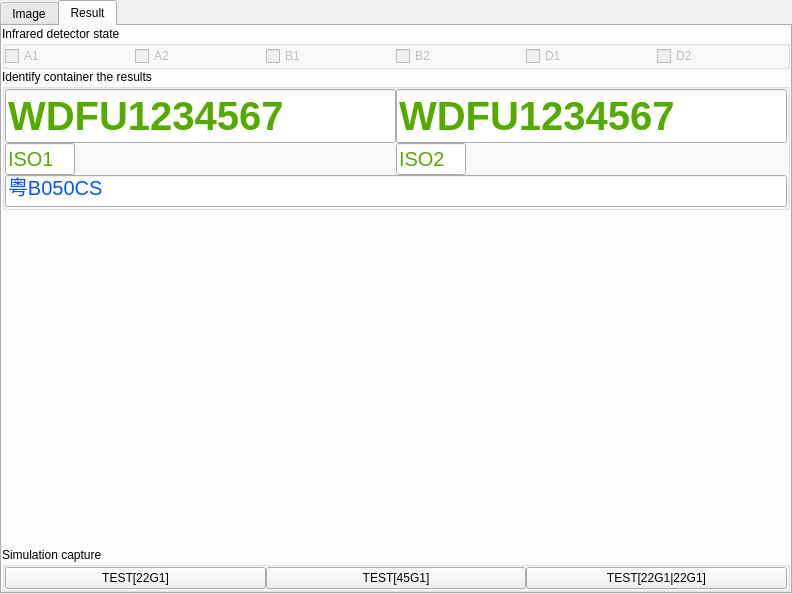
First picture: the form in MainUI/datawidget.ui, repository 519984307/Container_20191221, before the edit.
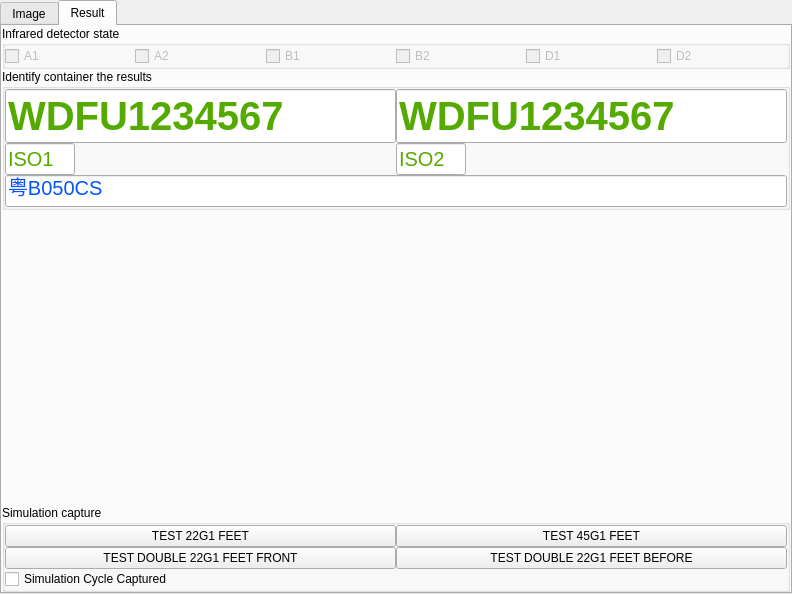
Second picture: the form after the edit. The open tabs and pages were chosen to show the change. Icons and pictures are not drawn.

```diff
--- a/MainUI/datawidget.ui
+++ b/MainUI/datawidget.ui
@@ -729,31 +729,45 @@
           <property name="spacing">
            <number>0</number>
           </property>
+          <item row="1" column="0">
+           <widget class="QPushButton" name="pushButton_4">
+            <property name="text">
+             <string>TEST DOUBLE 22G1 FEET FRONT</string>
+            </property>
+           </widget>
+          </item>
           <item row="0" column="0">
            <layout class="QHBoxLayout" name="horizontalLayout_2">
             <item>
              <widget class="QPushButton" name="pushButton">
               <property name="text">
-               <string>TEST[22G1]</string>
-              </property>
-             </widget>
-            </item>
-            <item>
-             <widget class="QPushButton" name="pushButton_2">
-              <property name="text">
-               <string>TEST[45G1]</string>
-              </property>
-             </widget>
-            </item>
-            <item>
-             <widget class="QPushButton" name="pushButton_3">
-              <property name="text">
-               <string>TEST[22G1|22G1]</string>
+               <string>TEST 22G1 FEET</string>
               </property>
              </widget>
             </item>
            </layout>
           </item>
+          <item row="1" column="1">
+           <widget class="QPushButton" name="pushButton_3">
+            <property name="text">
+             <string>TEST DOUBLE 22G1 FEET BEFORE</string>
+            </property>
+           </widget>
+          </item>
+          <item row="0" column="1">
+           <widget class="QPushButton" name="pushButton_2">
+            <property name="text">
+             <string>TEST 45G1 FEET</string>
+            </property>
+           </widget>
+          </item>
+          <item row="4" column="0" colspan="2">
+           <widget class="QCheckBox" name="checkBox_8">
+            <property name="text">
+             <string>Simulation Cycle Captured</string>
+            </property>
+           </widget>
+          </item>
          </layout>
         </widget>
        </item>
```
